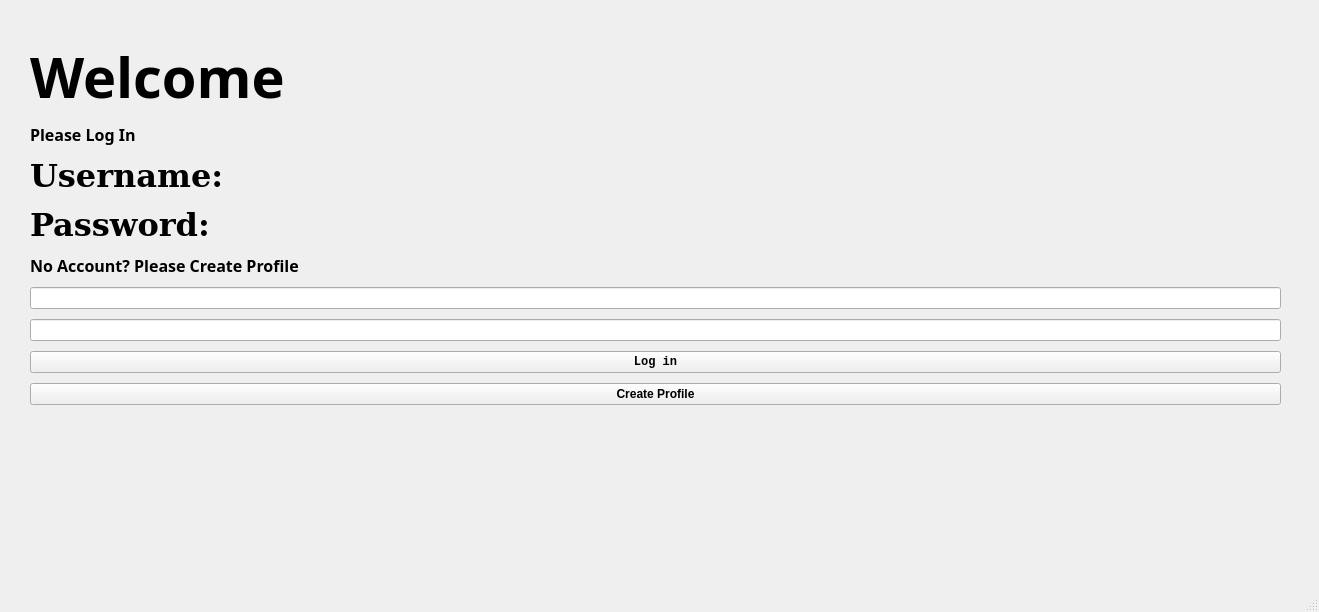
Above: src/mainwindow.ui from vjubea/RaDoTech-Health-Device-Simulation before the change. Below: the same form after it.
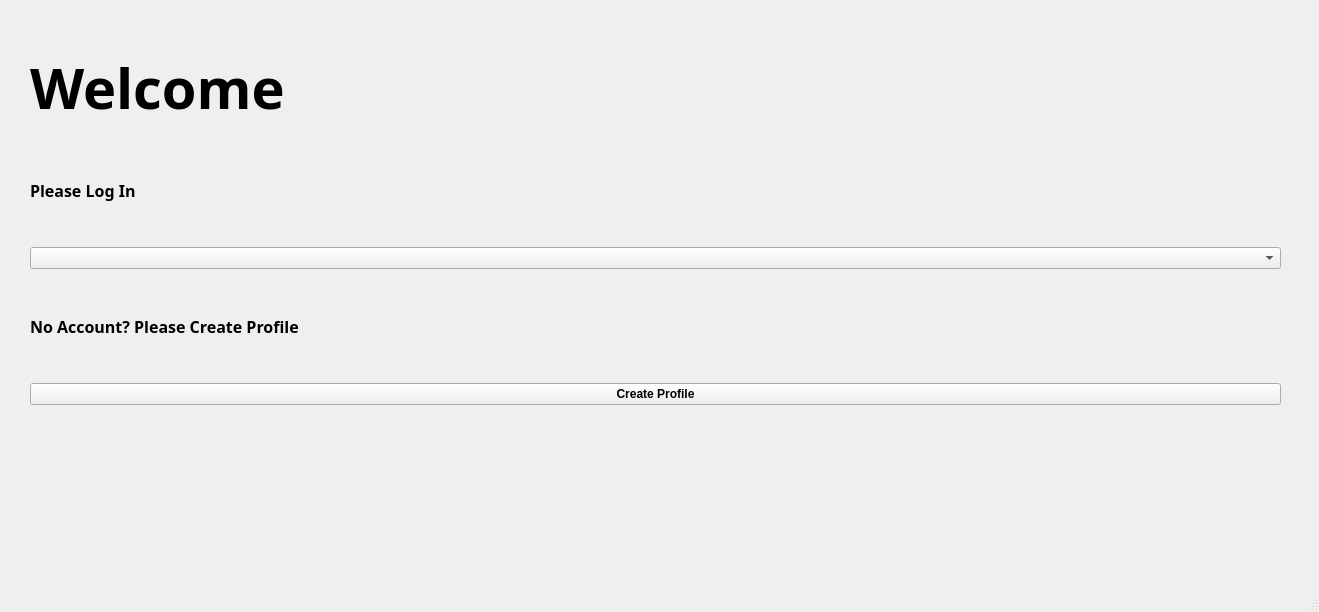
That is the form after the change. The open tabs and pages were chosen to show the change.

Commit message: Profiles,Battery & Bar Graph Modifications

```diff
--- a/src/mainwindow.ui
+++ b/src/mainwindow.ui
@@ -80,34 +80,7 @@
         </widget>
        </item>
        <item>
-        <widget class="QLabel" name="userLabel">
-         <property name="font">
-          <font>
-           <family>DejaVu Serif</family>
-           <pointsize>24</pointsize>
-           <weight>75</weight>
-           <bold>true</bold>
-          </font>
-         </property>
-         <property name="text">
-          <string>Username:</string>
-         </property>
-        </widget>
-       </item>
-       <item>
-        <widget class="QLabel" name="pwLabel">
-         <property name="font">
-          <font>
-           <family>DejaVu Serif</family>
-           <pointsize>24</pointsize>
-           <weight>75</weight>
-           <bold>true</bold>
-          </font>
-         </property>
-         <property name="text">
-          <string>Password:</string>
-         </property>
-        </widget>
+        <widget class="QComboBox" name="userDropdown"/>
        </item>
        <item>
         <widget class="QLabel" name="noAccLabel">
@@ -124,30 +97,6 @@
          </property>
         </widget>
        </item>
-       <item>
-        <widget class="QLineEdit" name="userInput">
-         <property name="maxLength">
-          <number>30000</number>
-         </property>
-        </widget>
-       </item>
-       <item>
-        <widget class="QLineEdit" name="pwInput"/>
-       </item>
-       <item>
-        <widget class="QPushButton" name="loginButton">
-         <property name="font">
-          <font>
-           <family>Liberation Mono</family>
-           <weight>75</weight>
-           <bold>true</bold>
-          </font>
-         </property>
-         <property name="text">
-          <string>Log in</string>
-         </property>
-        </widget>
-       </item>
        <item>
         <widget class="QPushButton" name="createProfButton">
          <property name="font">
```
Left out of the diff: 52 changed lines with no effect on the pictures. The commit also changes 2 other files.
